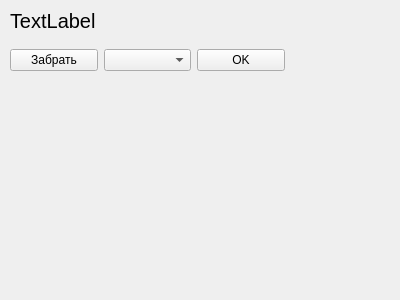
Old version of the form uis/child_card.ui in the repository DashaSimonova/school_project.
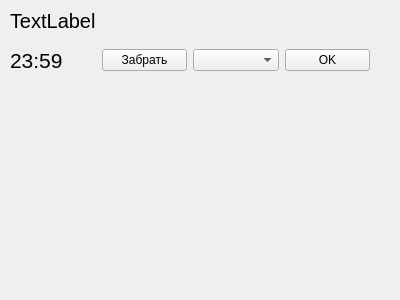
New version of the form.

Diff of the .ui file:
```diff
--- a/uis/child_card.ui
+++ b/uis/child_card.ui
@@ -36,11 +36,25 @@
     <rect>
      <x>10</x>
      <y>40</y>
-     <width>275</width>
+     <width>360</width>
      <height>41</height>
     </rect>
    </property>
    <layout class="QHBoxLayout" name="horizontalLayout">
+    <item>
+     <widget class="QLabel" name="appLabel">
+      <property name="font">
+       <font>
+        <pointsize>16</pointsize>
+        <weight>50</weight>
+        <bold>false</bold>
+       </font>
+      </property>
+      <property name="text">
+       <string>23:59</string>
+      </property>
+     </widget>
+    </item>
     <item>
      <widget class="QPushButton" name="pushButton">
       <property name="text">
```
